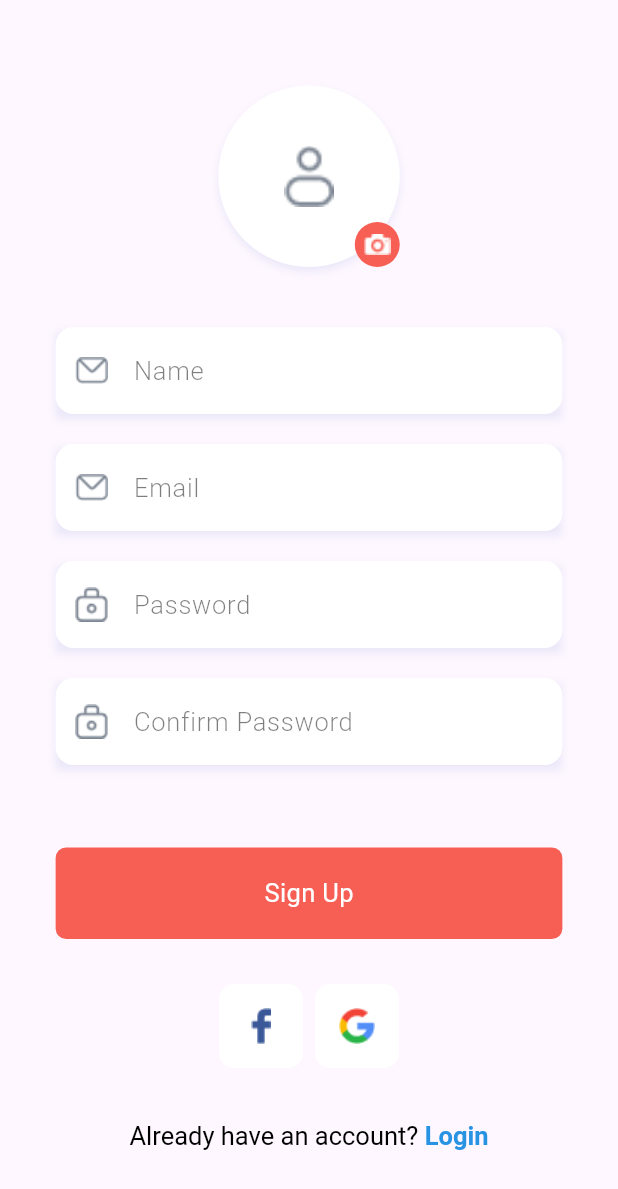
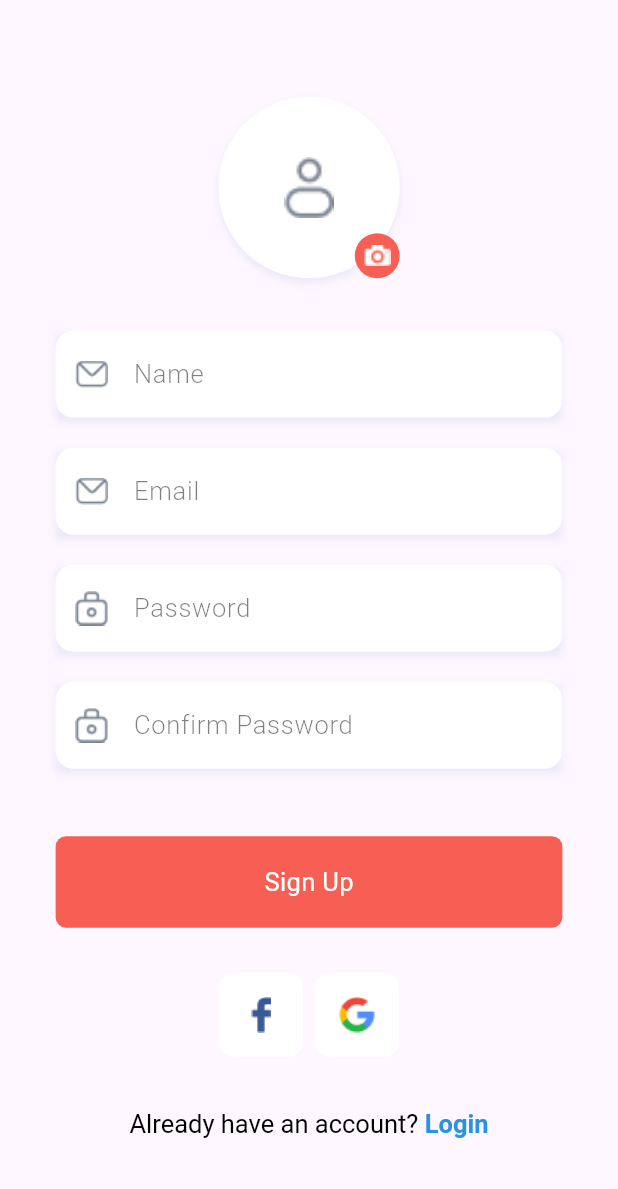
Before and after one commit to dv-mahbub/dokan, a Flutter app: the RegistrationPage screen opened directly, on a phone screen of 412 x 824 dp. Shown: the top 1189 px of the screen. Run offline on Flutter 3.47's test engine with Material 3 defaults, Android fonts, the phone set to English and light mode, and no system bars; our stand-ins replace gap.

Commit message:
registration page gap size edited

```diff
--- a/lib/components/constants/app_colors.dart
+++ b/lib/components/constants/app_colors.dart
@@ -7,7 +7,7 @@ class AppColors {
   static Color whiteBg = Colors.white;
   static Color whiteText = Colors.white;
   static Color blackText = Colors.black;
-  static Color blueText = Color(0xff2893E3);
+  static Color blueText = const Color(0xff2893E3);
   static Color grey = const Color(0xff7C8592);
   static Color redBg = Colors.red;
 }
--- a/lib/components/global_widget/custom_icon.dart
+++ b/lib/components/global_widget/custom_icon.dart
@@ -1,5 +1,3 @@
-import 'dart:developer';
-
 import 'package:dokan/components/constants/app_colors.dart';
 import 'package:dokan/components/constants/app_icons.dart';
 import 'package:dokan/components/constants/app_string.dart';
--- a/lib/views/registration_page.dart
+++ b/lib/views/registration_page.dart
@@ -36,12 +36,12 @@ class _RegistrationPageState extends State<RegistrationPage> {
               crossAxisAlignment: CrossAxisAlignment.center,
               children: [
                 profilePicture(),
-                Gap(40),
+                const Gap(35),
                 CustomField(
                     hintText: 'Name',
                     prefixIcon: const AppIcon(AppIcons.email),
                     controller: nameController),
-                Gap(20),
+                const Gap(20),
                 CustomField(
                     hintText: 'Email',
                     prefixIcon: const AppIcon(AppIcons.email),
@@ -58,9 +58,9 @@ class _RegistrationPageState extends State<RegistrationPage> {
                   controller: confirmPasswordController,
                   prefixIcon: const AppIcon(AppIcons.password),
                 ),
-                Gap(55),
+                const Gap(45),
                 CustomButton(text: 'Sign Up', onTap: () {}),
-                Gap(30),
+                const Gap(30),
                 Row(
                   mainAxisAlignment: MainAxisAlignment.center,
                   children: [
@@ -106,14 +106,14 @@ class _RegistrationPageState extends State<RegistrationPage> {
     );
   }
 
-  InkWell profilePicture() {
+  Widget profilePicture() {
     return InkWell(
       child: Stack(
         children: [
           Container(
             height: 121,
             width: 121,
-            padding: EdgeInsets.all(40),
+            padding: const EdgeInsets.all(40),
             decoration: BoxDecoration(
               shape: BoxShape.circle,
               color: AppColors.whiteBg,
@@ -136,7 +136,7 @@ class _RegistrationPageState extends State<RegistrationPage> {
             child: Container(
               height: 30,
               width: 30,
-              padding: EdgeInsets.all(6),
+              padding: const EdgeInsets.all(6),
               decoration: BoxDecoration(
                   shape: BoxShape.circle, color: AppColors.primary),
               child: AppIcon(
```
